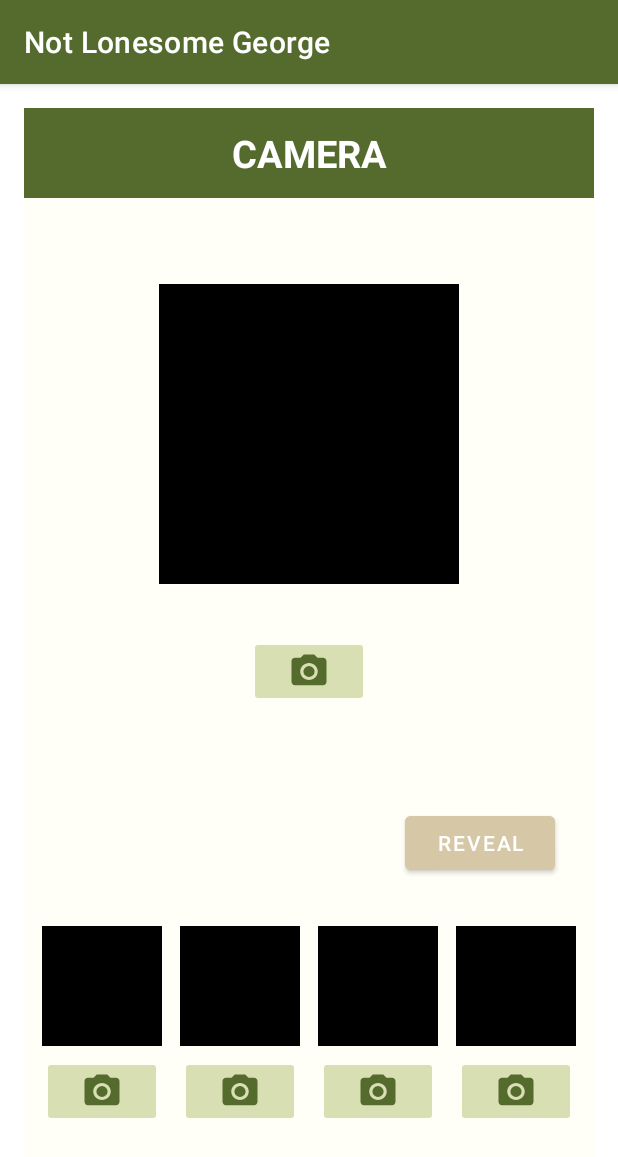
After one commit to LiangL2020/NotLonesomeGeorge, an Android app: the CameraActivity screen opened directly, with no data from a screen before it, on a phone screen of 412 x 824 dp. The commit adds this screen. Shown: the top 1157 px of the screen. Run offline under Robolectric (Android 15) with nearby library versions, the phone set to English and light mode, and no system bars.

Commit message:
camera intent working; initial camera ui designed.

```diff
--- a/app/src/main/AndroidManifest.xml
+++ b/app/src/main/AndroidManifest.xml
@@ -28,6 +28,9 @@
         <activity
             android:name=".DescriptionActivity"
             android:exported="false" />
+        <activity
+            android:name=".CameraActivity"
+            android:exported="false" />
     </application>
 
 </manifest>
--- a/app/src/main/java/com/example/notlonesomegeorge/AchievementsActivity.kt
+++ b/app/src/main/java/com/example/notlonesomegeorge/AchievementsActivity.kt
@@ -9,7 +9,7 @@ import androidx.appcompat.app.AppCompatActivity
 import androidx.recyclerview.widget.LinearLayoutManager
 import androidx.recyclerview.widget.RecyclerView
 
-private const val activityTag = "activityTag";
+private const val TAG = "activityTag";
 
 class AchievementsActivity: AppCompatActivity() {
 
@@ -24,7 +24,7 @@ class AchievementsActivity: AppCompatActivity() {
     override fun onCreate(savedInstanceState: Bundle?) {
         super.onCreate(savedInstanceState)
         setContentView(R.layout.activity_achievements)
-        Log.i(activityTag, "In onCreate() AchievementsActivity...")
+        Log.i(TAG, "In onCreate() AchievementsActivity...")
 
         // DEFINE VARIABLES
         addAchBTN = findViewById(R.id.addAchievementBTN)
@@ -36,7 +36,7 @@ class AchievementsActivity: AppCompatActivity() {
         achRecyclerView.adapter = AchievementAdapter(this, achievements)
 
         addAchBTN.setOnClickListener {
-            Log.i(activityTag, "add achievement button clicked...")
+            Log.i(TAG, "add achievement button clicked...")
             achievements = getAchievementList(achievements= achievements)
             achRecyclerView.adapter = AchievementAdapter(this, achievements)
         }
@@ -44,7 +44,7 @@ class AchievementsActivity: AppCompatActivity() {
 
     // PROVIDE DATA SOURCE FOR ACHIEVEMENT LIST
     private fun getAchievementList(): ArrayList<Achievement> {
-        Log.i(activityTag, "In getAchievementList() AchievementsActivity...")
+        Log.i(TAG, "In getAchievementList() AchievementsActivity...")
 
         var name: String
         val achievements = ArrayList<Achievement>()
@@ -58,7 +58,7 @@ class AchievementsActivity: AppCompatActivity() {
     }
 
     private fun getAchievementList(achievements: ArrayList<Achievement>): ArrayList<Achievement> {
-        Log.i(activityTag, "In getAchievementList() AchievementsActivity...")
+        Log.i(TAG, "In getAchievementList() AchievementsActivity...")
 
         var name: String
 
--- /dev/null
+++ b/app/src/main/java/com/example/notlonesomegeorge/CameraActivity.kt
@@ -0,0 +1,16 @@
+package com.example.notlonesomegeorge
+
+import android.os.Bundle
+import android.util.Log
+import androidx.appcompat.app.AppCompatActivity
+import androidx.recyclerview.widget.LinearLayoutManager
+
+private const val TAG = "activityTag";
+
+class CameraActivity: AppCompatActivity() {
+    override fun onCreate(savedInstanceState: Bundle?) {
+        super.onCreate(savedInstanceState)
+        setContentView(R.layout.activity_camera)
+        Log.i(TAG, "In onCreate() CameraActivity...")
+    }
+}
--- a/app/src/main/java/com/example/notlonesomegeorge/MainActivity.kt
+++ b/app/src/main/java/com/example/notlonesomegeorge/MainActivity.kt
@@ -18,6 +18,7 @@ class MainActivity : AppCompatActivity() {
     private lateinit var achBTN: ImageButton
     private lateinit var skillBTN: ImageButton
     private lateinit var georgBTN: ImageButton
+    private lateinit var cameraBTN: ImageButton
 
     var activityTag = "activityTag";
 
@@ -26,30 +27,33 @@ class MainActivity : AppCompatActivity() {
         setContentView(R.layout.activity_main)
         Log.i(activityTag, "In onCreate() MainActivity...")
 
-        //Iamge button clicked animate
-
-
+        // Image button clicked animate
         georgBTN = findViewById(R.id.george_image_button)
         georgBTN.setOnClickListener {
-
+            Log.i(activityTag, "George is clicked; dandelion should be added...")
             georgBTN.animate().apply {
                 duration = 100
                 rotationYBy(360f)
             }.start()
-
-
-
         }
 
         // INITIATE VARIABLES
         achBTN = findViewById(R.id.tortoiseBTN)
         skillBTN = findViewById(R.id.hatBTN)
+        cameraBTN = findViewById(R.id.cameraBTN)
 
         // DIRECT USER TO ACHIEVEMENTS ACTIVITY
         achBTN.setOnClickListener{
             Log.i(activityTag, "Directing to ACHIEVEMENTS activity...")
             call_ach()
         }
+
+        // DIRECT USER TO CAMERA ACTIVITY
+        cameraBTN.setOnClickListener{
+            Log.i(activityTag, "Directing to CAMERA activity...")
+            call_camera()
+        }
+
     }
 
     // DIRECT USER TO ACHIEVEMENTS ACTIVITY
@@ -59,4 +63,10 @@ class MainActivity : AppCompatActivity() {
         startActivity(intent)
     }
 
+    // DIRECT USER TO CAMERA ACTIVITY
+    private fun call_camera(){
+        Log.i(activityTag, "In call_camera()...")
+        val intent = Intent(this, CameraActivity::class.java)
+        startActivity(intent)
+    }
 }
--- /dev/null
+++ b/app/src/main/res/drawable/ic_camera.xml
@@ -0,0 +1,13 @@
+<vector xmlns:android="http://schemas.android.com/apk/res/android"
+    android:width="28dp"
+    android:height="27dp"
+    android:viewportWidth="24"
+    android:viewportHeight="24"
+    android:tint="@color/olive_dark_green">
+    <path
+        android:fillColor="@android:color/white"
+        android:pathData="M12,12m-3.2,0a3.2,3.2 0,1 1,6.4 0a3.2,3.2 0,1 1,-6.4 0"/>
+    <path
+        android:fillColor="@android:color/white"
+        android:pathData="M9,2L7.17,4L4,4c-1.1,0 -2,0.9 -2,2v12c0,1.1 0.9,2 2,2h16c1.1,0 2,-0.9 2,-2L22,6c0,-1.1 -0.9,-2 -2,-2h-3.17L15,2L9,2zM12,17c-2.76,0 -5,-2.24 -5,-5s2.24,-5 5,-5 5,2.24 5,5 -2.24,5 -5,5z"/>
+</vector>
--- a/app/src/main/res/layout/activity_achievements.xml
+++ b/app/src/main/res/layout/activity_achievements.xml
@@ -18,10 +18,10 @@
         android:textSize="20dp"
         app:cornerRadius="30dp"
         app:layout_constraintBottom_toBottomOf="parent"
-        app:layout_constraintEnd_toEndOf="@+id/linearLayout" />
+        app:layout_constraintEnd_toEndOf="@+id/AchievementLinearLayout" />
 
     <LinearLayout
-        android:id="@+id/linearLayout"
+        android:id="@+id/AchievementLinearLayout"
         android:layout_width="match_parent"
         android:layout_height="match_parent"
         android:orientation="vertical">
--- /dev/null
+++ b/app/src/main/res/layout/activity_camera.xml
@@ -0,0 +1,416 @@
+<?xml version="1.0" encoding="utf-8"?>
+<androidx.constraintlayout.widget.ConstraintLayout xmlns:android="http://schemas.android.com/apk/res/android"
+    xmlns:app="http://schemas.android.com/apk/res-auto"
+    xmlns:tools="http://schemas.android.com/tools"
+    android:layout_width="match_parent"
+    android:layout_height="match_parent"
+    android:layout_margin="16dp"
+    android:background="@color/olive_super_light_yellow"
+    tools:context=".MainActivity">
+
+    <TextView
+        android:id="@+id/display_ach"
+        android:layout_width="match_parent"
+        android:layout_height="60dp"
+        android:background="@color/olive_dark_green"
+        android:gravity="center"
+        android:text="@string/cam_display"
+        android:textAllCaps="true"
+        android:textColor="@color/white"
+        android:textSize="25sp"
+        android:textStyle="bold" />
+
+
+    <ImageView
+        android:id="@+id/image1"
+        android:layout_width="200dp"
+        android:layout_height="200dp"
+        android:background="@color/black"
+        android:cropToPadding="true"
+        android:scaleType="centerInside"
+        app:layout_constraintBottom_toTopOf="@id/hguideline"
+        app:layout_constraintEnd_toEndOf="parent"
+        app:layout_constraintStart_toStartOf="parent"
+        app:layout_constraintTop_toTopOf="parent"
+        />
+
+    <ImageButton
+        android:id="@+id/icon1"
+        android:layout_width="80dp"
+        android:layout_height="wrap_content"
+        android:src="@drawable/ic_camera"
+        android:backgroundTint="@color/olive_light_green_2"
+        app:layout_constraintBottom_toTopOf="@id/hguideline"
+        app:layout_constraintEnd_toEndOf="parent"
+        app:layout_constraintStart_toStartOf="parent"
+        app:layout_constraintTop_toBottomOf="@id/image1"
+        />
+
+    <androidx.constraintlayout.widget.Guideline
+        android:id="@+id/guideline2"
+        android:layout_width="wrap_content"
+        android:layout_height="wrap_content"
+        android:orientation="horizontal"
+        app:layout_constraintGuide_end="639dp" />
+
+    <androidx.constraintlayout.widget.Group
+        android:layout_width="wrap_content"
+        android:layout_height="wrap_content"
+        app:constraint_referenced_ids="image1,icon1"
+        android:id="@+id/group1"
+        />
+
+    <androidx.constraintlayout.widget.Guideline
+        android:id="@+id/hguideline"
+        android:layout_width="wrap_content"
+        android:layout_height="wrap_content"
+        android:orientation="horizontal"
+        app:layout_constraintGuide_percent="0.59" />
+
+    <androidx.constraintlayout.widget.Guideline
+        android:layout_width="wrap_content"
+        android:layout_height="wrap_content"
+        android:id="@+id/vguideline"
+        app:layout_constraintGuide_percent="0.6"
+        android:orientation="vertical"
+        />
+
+    <TextView
+        android:id="@+id/textview"
+        android:layout_width="wrap_content"
+        android:layout_height="wrap_content"
+        app:layout_constraintTop_toBottomOf="@id/hguideline"
+        app:layout_constraintBottom_toTopOf="@id/image3"
+        app:layout_constraintStart_toStartOf="parent"
+        app:layout_constraintEnd_toStartOf="@id/vguideline"
+        android:layout_marginStart="20dp"
+        app:layout_constraintHorizontal_bias="0.1"
+        tools:text="Content to read from file!"
+        />
+
+    <Button
+        android:id="@+id/button"
+        android:layout_width="100dp"
+        android:layout_height="wrap_content"
+        app:layout_constraintTop_toBottomOf="@id/hguideline"
+        app:layout_constraintStart_toStartOf="@id/vguideline"
+        app:layout_constraintEnd_toEndOf="parent"
+        app:layout_constraintBottom_toTopOf="@id/image3"
+        android:text="reveal"
+        android:textSize="14sp"
+        android:textColor="@color/white"
+        android:backgroundTint="@color/olive_dark_brown"
+        />
+
+    <androidx.constraintlayout.widget.Group
+        android:id="@+id/group2"
+        android:layout_width="wrap_content"
+        android:layout_height="wrap_content"
+        app:constraint_referenced_ids="icon2, icon3, icon4, icon5" />
+
+    <ImageView
+        android:id="@+id/image2"
+        android:layout_width="80dp"
+        android:layout_height="80dp"
+        android:background="@color/black"
+        android:cropToPadding="true"
+        android:scaleType="centerInside"
+        app:layout_constraintTop_toBottomOf="@id/hguideline"
+        app:layout_constraintBottom_toBottomOf="parent"
+        app:layout_constraintStart_toStartOf="parent"
+        app:layout_constraintEnd_toStartOf="@id/image3"
+        />
+
+    <ImageButton
+        android:id="@+id/icon2"
+        android:layout_width="80dp"
+        android:layout_height="wrap_content"
+        android:src="@drawable/ic_camera"
+        android:backgroundTint="@color/olive_light_green_2"
+        app:layout_constraintBottom_toBottomOf="parent"
+        app:layout_constraintTop_toBottomOf="@id/image2"
+        app:layout_constraintStart_toStartOf="parent"
+        app:layout_constraintEnd_toStartOf="@id/icon3"
+        app:layout_constraintVertical_bias="0.1"
+        />
+
+
+    <ImageView
+        android:id="@+id/image3"
+        android:layout_width="80dp"
+        android:layout_height="80dp"
+        android:background="@color/black"
+        android:cropToPadding="true"
+        android:scaleType="centerInside"
+        app:layout_constraintTop_toBottomOf="@id/hguideline"
+        app:layout_constraintBottom_toBottomOf="parent"
+        app:layout_constraintStart_toEndOf="@id/image2"
+        app:layout_constraintEnd_toStartOf="@id/image4"
+        />
+
+    <ImageButton
+        android:id="@+id/icon3"
+        android:layout_width="80dp"
+        android:layout_height="wrap_content"
+        android:src="@drawable/ic_camera"
+        android:backgroundTint="@color/olive_light_green_2"
+        app:layout_constraintBottom_toBottomOf="parent"
+        app:layout_constraintTop_toBottomOf="@id/image3"
+        app:layout_constraintStart_toEndOf="@id/icon2"
+        app:layout_constraintEnd_toStartOf="@id/icon4"
+        app:layout_constraintVertical_bias="0.1"
+        />
+
+    <ImageView
+        android:id="@+id/image4"
+        android:layout_width="80dp"
+        android:layout_height="80dp"
+        android:background="@color/black"
+        android:cropToPadding="true"
+        android:scaleType="centerInside"
+        app:layout_constraintTop_toBottomOf="@id/hguideline"
+        app:layout_constraintBottom_toBottomOf="parent"
+        app:layout_constraintStart_toEndOf="@id/image3"
+        app:layout_constraintEnd_toStartOf="@id/image5"
+        />
+
+    <ImageButton
+        android:id="@+id/icon4"
+        android:layout_width="80dp"
+        android:layout_height="wrap_content"
+        android:src="@drawable/ic_camera"
+        android:backgroundTint="@color/olive_light_green_2"
+        app:layout_constraintBottom_toBottomOf="parent"
+        app:layout_constraintTop_toBottomOf="@id/image4"
+        app:layout_constraintStart_toEndOf="@id/icon3"
+        app:layout_constraintEnd_toStartOf="@id/icon5"
+        app:layout_constraintVertical_bias="0.1"
+        />
+
+    <ImageView
+        android:id="@+id/image5"
+        android:layout_width="80dp"
+        android:layout_height="80dp"
+        android:background="@color/black"
+        android:cropToPadding="true"
+        android:scaleType="centerInside"
+        app:layout_constraintTop_toBottomOf="@id/hguideline"
+        app:layout_constraintBottom_toBottomOf="parent"
+        app:layout_constraintStart_toEndOf="@id/image4"
+        app:layout_constraintEnd_toEndOf="parent"
+        />
+
+    <ImageButton
+        android:id="@+id/icon5"
+        android:layout_width="80dp"
+        android:layout_height="wrap_content"
+        android:src="@drawable/ic_camera"
+        android:backgroundTint="@color/olive_light_green_2"
+        app:layout_constraintBottom_toBottomOf="parent"
+        app:layout_constraintTop_toBottomOf="@id/image5"
+        app:layout_constraintStart_toEndOf="@id/icon4"
+        app:layout_constraintEnd_toEndOf="parent"
+        app:layout_constraintVertical_bias="0.1"
+        />
+
+
+
+</androidx.constraintlayout.widget.ConstraintLayout>
+
+
+<!--<?xml version="1.0" encoding="utf-8"?>-->
+<!--<androidx.constraintlayout.widget.ConstraintLayout xmlns:android="http://schemas.android.com/apk/res/android"-->
+<!--    xmlns:app="http://schemas.android.com/apk/res-auto"-->
+<!--    xmlns:tools="http://schemas.android.com/tools"-->
+<!--    android:id="@+id/linearLayout"-->
+<!--    android:layout_width="match_parent"-->
+<!--    android:layout_height="match_parent"-->
+<!--    android:layout_margin="16dp"-->
+<!--    android:background="@color/olive_super_light_yellow"-->
+<!--    tools:context=".MainActivity">-->
+
+<!--    <ImageView-->
+<!--        android:id="@+id/image1"-->
+<!--        android:layout_width="200dp"-->
+<!--        android:layout_height="200dp"-->
+<!--        android:background="@color/black"-->
+<!--        android:cropToPadding="true"-->
+<!--        android:scaleType="centerInside"-->
+<!--        app:layout_constraintBottom_toTopOf="@id/hguideline"-->
+<!--        app:layout_constraintEnd_toEndOf="parent"-->
+<!--        app:layout_constraintStart_toStartOf="parent"-->
+<!--        app:layout_constraintTop_toTopOf="parent"-->
+<!--        />-->
+
+<!--    <ImageButton-->
+<!--        android:id="@+id/icon1"-->
+<!--        android:layout_width="80dp"-->
+<!--        android:layout_height="wrap_content"-->
+<!--        android:src="@drawable/ic_camera"-->
+<!--        android:backgroundTint="@color/olive_light_green_2"-->
+<!--        app:layout_constraintBottom_toTopOf="@id/hguideline"-->
+<!--        app:layout_constraintEnd_toEndOf="parent"-->
+<!--        app:layout_constraintStart_toStartOf="parent"-->
+<!--        app:layout_constraintTop_toBottomOf="@id/image1"-->
+<!--        />-->
+<!--    <androidx.constraintlayout.widget.Group-->
+<!--        android:layout_width="wrap_content"-->
+<!--        android:layout_height="wrap_content"-->
+<!--        app:constraint_referenced_ids="image1,icon1"-->
+<!--        android:id="@+id/group1"-->
+<!--        />-->
+
+<!--    <androidx.constraintlayout.widget.Guideline-->
+<!--        android:layout_width="wrap_content"-->
+<!--        android:layout_height="wrap_content"-->
+<!--        android:id="@+id/hguideline"-->
+<!--        app:layout_constraintGuide_percent="0.5"-->
+<!--        android:orientation="horizontal"-->
+<!--        />-->
+
+<!--    <androidx.constraintlayout.widget.Guideline-->
+<!--        android:layout_width="wrap_content"-->
+<!--        android:layout_height="wrap_content"-->
+<!--        android:id="@+id/vguideline"-->
+<!--        app:layout_constraintGuide_percent="0.6"-->
+<!--        android:orientation="vertical"-->
+<!--        />-->
+
+<!--    <TextView-->
+<!--        android:id="@+id/textview"-->
+<!--        android:layout_width="wrap_content"-->
+<!--        android:layout_height="wrap_content"-->
+<!--        app:layout_constraintTop_toBottomOf="@id/hguideline"-->
+<!--        app:layout_constraintBottom_toTopOf="@id/image3"-->
+<!--        app:layout_constraintStart_toStartOf="parent"-->
+<!--        app:layout_constraintEnd_toStartOf="@id/vguideline"-->
+<!--        android:layout_marginStart="20dp"-->
+<!--        app:layout_constraintHorizontal_bias="0.1"-->
+<!--        tools:text="Content to read from file!"-->
+<!--        />-->
+
+<!--    <Button-->
+<!--        android:id="@+id/button"-->
+<!--        android:layout_width="100dp"-->
+<!--        android:layout_height="wrap_content"-->
+<!--        app:layout_constraintTop_toBottomOf="@id/hguideline"-->
+<!--        app:layout_constraintStart_toStartOf="@id/vguideline"-->
+<!--        app:layout_constraintEnd_toEndOf="parent"-->
+<!--        app:layout_constraintBottom_toTopOf="@id/image3"-->
+<!--        android:text="reveal"-->
+<!--        android:textSize="12sp"-->
+<!--        android:backgroundTint="@color/olive_dark_brown"-->
+<!--        />-->
+
+<!--    <androidx.constraintlayout.widget.Group-->
+<!--        android:id="@+id/group2"-->
+<!--        android:layout_width="wrap_content"-->
+<!--        android:layout_height="wrap_content"-->
+<!--        app:constraint_referenced_ids="icon2, icon3, icon4, icon5" />-->
+
+<!--    <ImageView-->
+<!--        android:id="@+id/image2"-->
+<!--        android:layout_width="80dp"-->
+<!--        android:layout_height="80dp"-->
+<!--        android:background="@color/black"-->
+<!--        android:cropToPadding="true"-->
+<!--        android:scaleType="centerInside"-->
+<!--        app:layout_constraintTop_toBottomOf="@id/hguideline"-->
+<!--        app:layout_constraintBottom_toBottomOf="parent"-->
+<!--        app:layout_constraintStart_toStartOf="parent"-->
+<!--        app:layout_constraintEnd_toStartOf="@id/image3"-->
+<!--        />-->
+
+<!--    <ImageButton-->
+<!--        android:id="@+id/icon2"-->
+<!--        android:layout_width="80dp"-->
+<!--        android:layout_height="wrap_content"-->
+<!--        android:src="@drawable/ic_camera"-->
+<!--        android:backgroundTint="@color/olive_light_green_2"-->
+<!--        app:layout_constraintBottom_toBottomOf="parent"-->
+<!--        app:layout_constraintTop_toBottomOf="@id/image2"-->
+<!--        app:layout_constraintStart_toStartOf="parent"-->
+<!--        app:layout_constraintEnd_toStartOf="@id/icon3"-->
+<!--        app:layout_constraintVertical_bias="0.1"-->
+<!--        />-->
+
+
+<!--    <ImageView-->
+<!--        android:id="@+id/image3"-->
+<!--        android:layout_width="80dp"-->
+<!--        android:layout_height="80dp"-->
+<!--        android:background="@color/black"-->
+<!--        android:cropToPadding="true"-->
+<!--        android:scaleType="centerInside"-->
+<!--        app:layout_constraintTop_toBottomOf="@id/hguideline"-->
+<!--        app:layout_constraintBottom_toBottomOf="parent"-->
+<!--        app:layout_constraintStart_toEndOf="@id/image2"-->
+<!--        app:layout_constraintEnd_toStartOf="@id/image4"-->
+<!--        />-->
+
+<!--    <ImageButton-->
+<!--        android:id="@+id/icon3"-->
+<!--        android:layout_width="80dp"-->
+<!--        android:layout_height="wrap_content"-->
+<!--        android:src="@drawable/ic_camera"-->
+<!--        android:backgroundTint="@color/olive_light_green_2"-->
+<!--        app:layout_constraintBottom_toBottomOf="parent"-->
+<!--        app:layout_constraintTop_toBottomOf="@id/image3"-->
+<!--        app:layout_constraintStart_toEndOf="@id/icon2"-->
+<!--        app:layout_constraintEnd_toStartOf="@id/icon4"-->
+<!--        app:layout_constraintVertical_bias="0.1"-->
+<!--        />-->
+
+<!--    <ImageView-->
+<!--        android:id="@+id/image4"-->
+<!--        android:layout_width="80dp"-->
+<!--        android:layout_height="80dp"-->
+<!--        android:background="@color/black"-->
+<!--        android:cropToPadding="true"-->
+<!--        android:scaleType="centerInside"-->
+<!--        app:layout_constraintTop_toBottomOf="@id/hguideline"-->
+<!--        app:layout_constraintBottom_toBottomOf="parent"-->
+<!--        app:layout_constraintStart_toEndOf="@id/image3"-->
+<!--        app:layout_constraintEnd_toStartOf="@id/image5"-->
+<!--        />-->
+
+<!--    <ImageButton-->
+<!--        android:id="@+id/icon4"-->
+<!--        android:layout_width="80dp"-->
+<!--        android:layout_height="wrap_content"-->
+<!--        android:src="@drawable/ic_camera"-->
+<!--        android:backgroundTint="@color/olive_light_green_2"-->
+<!--        app:layout_constraintBottom_toBottomOf="parent"-->
+<!--        app:layout_constraintTop_toBottomOf="@id/image4"-->
+<!--        app:layout_constraintStart_toEndOf="@id/icon3"-->
+<!--        app:layout_constraintEnd_toStartOf="@id/icon5"-->
+<!--        app:layout_constraintVertical_bias="0.1"-->
+<!--        />-->
+
+<!--    <ImageView-->
+<!--        android:id="@+id/image5"-->
+<!--        android:layout_width="80dp"-->
+<!--        android:layout_height="80dp"-->
+<!--        android:background="@color/black"-->
+<!--        android:cropToPadding="true"-->
+<!--        android:scaleType="centerInside"-->
+<!--        app:layout_constraintTop_toBottomOf="@id/hguideline"-->
+<!--        app:layout_constraintBottom_toBottomOf="parent"-->
+<!--        app:layout_constraintStart_toEndOf="@id/image4"-->
+<!--        app:layout_constraintEnd_toEndOf="parent"-->
+<!--        />-->
+
+<!--    <ImageButton-->
+<!--        android:id="@+id/icon5"-->
+<!--        android:layout_width="80dp"-->
+<!--        android:layout_height="wrap_content"-->
+<!--        android:src="@drawable/ic_camera"-->
+<!--        android:backgroundTint="@color/olive_light_green_2"-->
+<!--        app:layout_constraintBottom_toBottomOf="parent"-->
+<!--        app:layout_constraintTop_toBottomOf="@id/image5"-->
+<!--        app:layout_constraintStart_toEndOf="@id/icon4"-->
+<!--        app:layout_constraintEnd_toEndOf="parent"-->
+<!--        app:layout_constraintVertical_bias="0.1"-->
+<!--        />-->
+<!--    -->
+<!--</androidx.constraintlayout.widget.ConstraintLayout>-->
--- a/app/src/main/res/layout/activity_description.xml
+++ b/app/src/main/res/layout/activity_description.xml
@@ -6,7 +6,7 @@
     xmlns:tools="http://schemas.android.com/tools">
 
     <LinearLayout
-        android:id="@+id/linearLayout"
+        android:id="@+id/DescriptionLinearLayout"
         android:layout_width="match_parent"
         android:layout_height="match_parent"
         android:orientation="vertical">
--- a/app/src/main/res/layout/activity_skills.xml
+++ b/app/src/main/res/layout/activity_skills.xml
@@ -6,7 +6,7 @@
     xmlns:tools="http://schemas.android.com/tools">
 
     <LinearLayout
-        android:id="@+id/linearLayout"
+        android:id="@+id/SkillsLinearLayout"
         android:layout_width="match_parent"
         android:layout_height="match_parent"
         android:orientation="vertical">
--- a/app/src/main/res/values/colors.xml
+++ b/app/src/main/res/values/colors.xml
@@ -5,6 +5,7 @@
     <color name="olive_dark_green">#556B2E</color>
     <color name="olive_yellow_green">#B5B35D</color>
     <color name="olive_light_green">#C7D36F</color>
+    <color name="olive_light_green_2">#80B1C370</color>
     <color name="olive_orange">#FADA5F</color>
     <color name="olive_yellow">#FAFD95</color>
     <color name="olive_light_yellow">#FCF9C6</color>
--- a/app/src/main/res/values/strings.xml
+++ b/app/src/main/res/values/strings.xml
@@ -35,4 +35,7 @@
     <string name="skills_display">Skills</string>
     <string name="george_clicked">george_clicked</string>
 
+    <!-- camera activity -->
+    <string name="cam_display">Camera</string>
+
 </resources>
```
